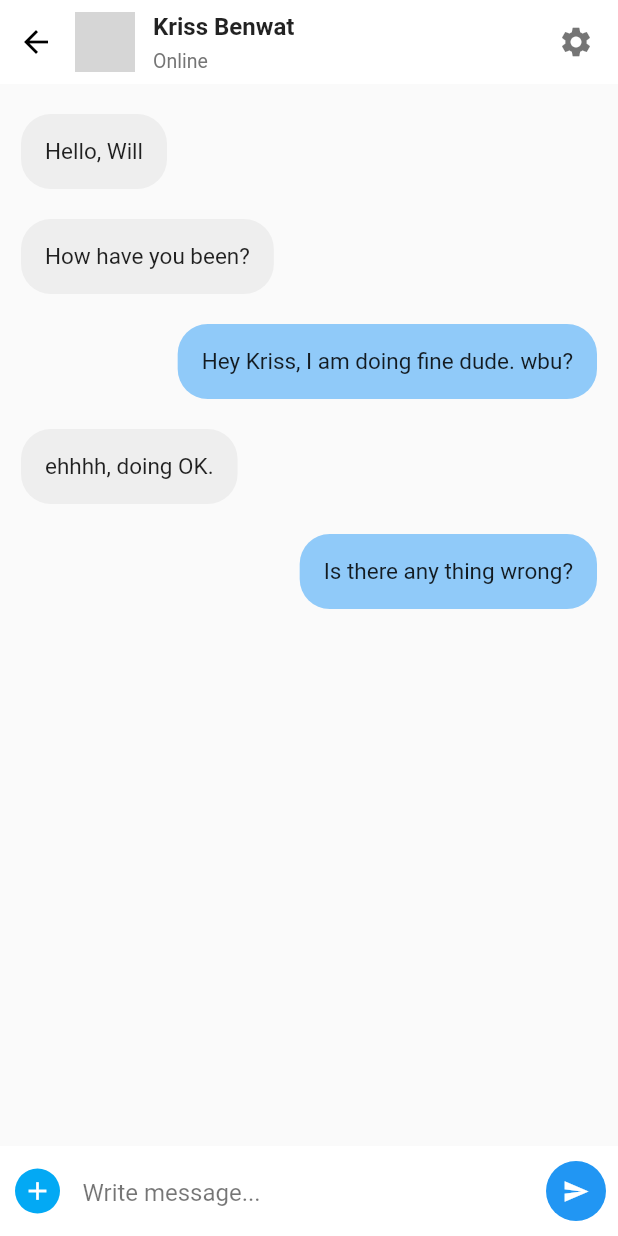
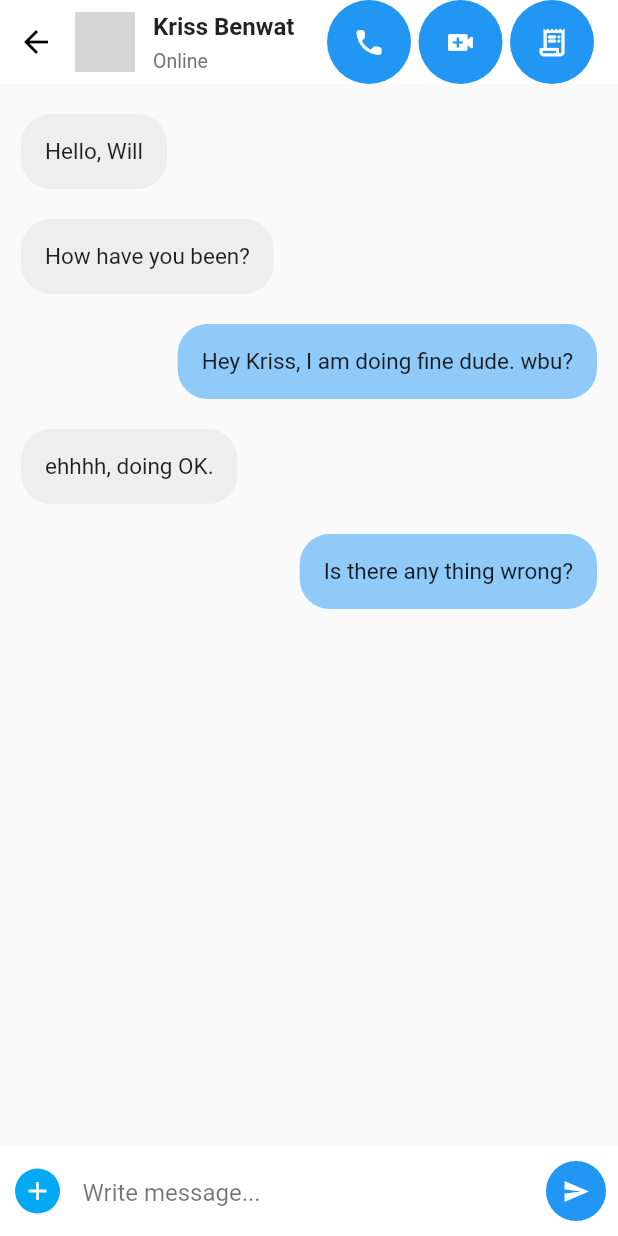
Before and after one commit to PatilOjas/Paigham, a Flutter app: the ChatDetailPage screen opened directly, on a phone screen of 412 x 824 dp. Run offline on Flutter 3.47's test engine with Material 2 defaults, Android fonts, the phone set to English and light mode, and no system bars; network calls fail; grey boxes are pictures that could not be loaded.

Commit message:
Update chatDetailPage.dart

```diff
--- a/paigham/lib/screens/chatDetailPage.dart
+++ b/paigham/lib/screens/chatDetailPage.dart
@@ -51,7 +51,28 @@ class _ChatDetailPageState extends State<ChatDetailPage> {
                     ],
                   ),
                 ),
-                Icon(Icons.settings,color: Colors.black54,),
+                  SizedBox(width: 15,),
+                  FloatingActionButton(
+                    onPressed: (){},
+                    child: Icon(Icons.call_rounded,color: Colors.white,size: 22,),
+                    elevation: 0,
+                  ),
+                  SizedBox(width: 5,),
+                  FloatingActionButton(
+                    onPressed: (){},
+                    child: Icon(Icons.video_call_rounded,color: Colors.white,size: 22,),
+                    //backgroundColor: Colors.blue,
+                    elevation: 0,
+                  ),
+                  SizedBox(width: 5,),
+                  FloatingActionButton(
+                    onPressed: (){},
+                    child: Icon(Icons.receipt_long_rounded,color: Colors.white,size: 22,),
+                    //backgroundColor: Colors.blue,
+                    elevation: 0,
+                  ),
+                //Icon(Icons.settings,color: Colors.black54,),
+
               ],
             ),
           ),
```
